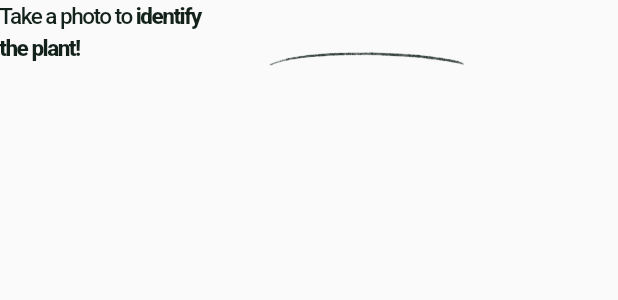
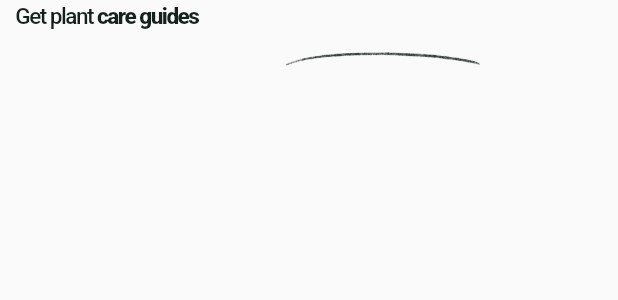
Before and after one commit to EyupEnsarKus1/hubx_case, a Flutter app: the OnboardPhotoTitle widget shown alone on an empty page, opened directly, on a phone screen of 412 x 824 dp. Shown: the top 300 px of the screen. Run offline on Flutter 3.47's test engine with Material 3 defaults, Android fonts, the phone set to English and light mode, and no system bars; our stand-ins replace cached_network_image, flutter_screenutil, flutter_svg, go_router, injectable, shared_preferences and 1 more; accounts and stored records are empty.

Commit message:
feat onboard updated

```diff
--- a/lib/features/onboarding/data/onboard_data.dart
+++ b/lib/features/onboarding/data/onboard_data.dart
@@ -23,7 +23,7 @@ List<OnBoardModel> buildOnboardData(BuildContext context) {
     ),
     OnBoardModel(
       title: const OnboardCareTitle(),
-      image: Assets.images.onboard.onboardImageOne.path,
+      image: Assets.images.onboard.onboardImageThree.path,
       buttonText: 'Continue',
       pageBg: Assets.images.background.onboardScreenOneBg.path,
     ),
--- a/lib/features/onboarding/presentation/pages/onboarding_page.dart
+++ b/lib/features/onboarding/presentation/pages/onboarding_page.dart
@@ -55,14 +55,11 @@ class _OnboardingPageState extends State<OnboardingPage> {
             ),
           ),
 
-          // İçerik
           SafeArea(
             bottom: false,
-            child: Positioned.fill(
             child: Column(
               children: [
                 Expanded(
-                    flex: 4,
                   child: PageView.builder(
                     controller: _pageController,
                     itemCount: onboardItems.length,
@@ -73,16 +70,15 @@ class _OnboardingPageState extends State<OnboardingPage> {
                     },
                     itemBuilder: (context, index) {
                       final model = onboardItems[index];
-                        return Padding(
-                          padding: HubxPadding.p20.horizontal,
-                          child: Column(
+                      return Column(
                         mainAxisAlignment: MainAxisAlignment.center,
                         crossAxisAlignment: CrossAxisAlignment.start,
                         children: [
                           model.title,
                           if (model.description != null) ...[
-                                8.verticalSpace,
-                                Text(
+                            Padding(
+                              padding: HubxPadding.p20.horizontal,
+                              child: Text(
                                 model.description!,
                                 style: Theme.of(context).textTheme.bodyLarge?.copyWith(
                                   color: HubxColors.onboardDescriptionTextColor,
@@ -90,12 +86,12 @@ class _OnboardingPageState extends State<OnboardingPage> {
                                 ),
                                 textAlign: TextAlign.start,
                               ),
+                            ),
                           ],
                           HubxImageWidget(
                             assetPath: model.image,
                           ),
                         ],
-                          ),
                       );
                     },
                   ),
@@ -115,7 +111,7 @@ class _OnboardingPageState extends State<OnboardingPage> {
                   title: onboardItems[_currentPage].buttonText,
                 ),
                 SizedBox(
-                    height: HubxSizes.size56,
+                  height: HubxSizes.size30,
                   child: _currentPage == 0
                       ? const OnboardLegacyText()
                       : Row(
@@ -127,6 +123,7 @@ class _OnboardingPageState extends State<OnboardingPage> {
                               margin: HubxPadding.p4.horizontal,
                               width: HubxSizes.size8,
                               height: HubxSizes.size8,
+
                               decoration: BoxDecoration(
                                 shape: BoxShape.circle,
                                 color: index == _currentPage
@@ -139,8 +136,8 @@ class _OnboardingPageState extends State<OnboardingPage> {
                           ),
                         ),
                 ),
+                28.verticalSpace,
               ],
-              ),
             ),
           ),
         ],
--- a/lib/features/onboarding/presentation/widgets/onboard_care_title.dart
+++ b/lib/features/onboarding/presentation/widgets/onboard_care_title.dart
@@ -1,20 +1,28 @@
 import 'package:flutter/material.dart';
 import 'package:hubx_case/features/onboarding/presentation/widgets/onboard_title_with_brush.dart';
+
+import '../../../../core/design_system/theme/hubx_padding.dart';
 
 class OnboardCareTitle extends StatelessWidget {
   const OnboardCareTitle({super.key});
 
   @override
   Widget build(BuildContext context) {
-    return OnboardTitleWithBrush(
-      normalText: 'Get plant ',
-      brushText: 'care guides',
-      brushWidth: 151,
-      brushHeight: 14.43,
-      brushLeft: 126,
-      brushTop: 33.28,
-      brushContainerLeft: -4.24,
-      brushContainerTop: -8.76,
+    return Padding(
+      padding: HubxPadding.p20.horizontal,
+      child: const OnboardTitleWithBrush(
+        textParts: [
+          TextPart(text: 'Take a photo to '),
+          TextPart(text: 'identify\n', isBold: true),
+          TextPart(text: 'the plant!'),
+        ],
+        brushWidth: 160,
+        brushHeight: 14.43,
+        brushLeft: 200,
+        brushTop: 33.28,
+        brushContainerLeft: -4.24,
+        brushContainerTop: -8.76,
+      ),
     );
   }
 }
--- a/lib/features/onboarding/presentation/widgets/onboard_photo_title.dart
+++ b/lib/features/onboarding/presentation/widgets/onboard_photo_title.dart
@@ -1,16 +1,20 @@
 import 'package:flutter/material.dart';
 import 'package:hubx_case/features/onboarding/presentation/widgets/onboard_title_with_brush.dart';
+
+import '../../../../core/design_system/theme/hubx_padding.dart';
 
 class OnboardPhotoTitle extends StatelessWidget {
   const OnboardPhotoTitle({super.key});
 
   @override
   Widget build(BuildContext context) {
-    return Column(
-      children: [
-        OnboardTitleWithBrush(
-          normalText: 'Take a photo to ',
-          brushText: 'identify\nthe plant!',
+    return Padding(
+      padding: HubxPadding.p20.horizontal,
+      child: const OnboardTitleWithBrush(
+        textParts: [
+          TextPart(text: 'Get plant '),
+          TextPart(text: 'care guides', isBold: true),
+        ],
         brushWidth: 136,
         brushHeight: 13,
         brushLeft: 179,
@@ -18,7 +22,6 @@ class OnboardPhotoTitle extends StatelessWidget {
         brushContainerLeft: -3.81,
         brushContainerTop: -7.89,
       ),
-      ],
     );
   }
 }
--- a/lib/features/onboarding/presentation/widgets/onboard_title_with_brush.dart
+++ b/lib/features/onboarding/presentation/widgets/onboard_title_with_brush.dart
@@ -5,28 +5,36 @@ import 'package:hubx_case/core/design_system/theme/hubx_fonts.dart';
 import 'package:hubx_case/core/design_system/theme/hubx_sizes.dart';
 import 'package:hubx_case/generated/assets.gen.dart';
 
+class TextPart {
+  final String text;
+  final bool isBold;
+
+  const TextPart({
+    required this.text,
+    this.isBold = false,
+  });
+}
+
 class OnboardTitleWithBrush extends StatelessWidget {
-  final String normalText;
-  final String brushText;
+  final List<TextPart> textParts;
   final double? width;
-  final double brushWidth;
-  final double brushHeight;
-  final double brushLeft;
-  final double brushTop;
-  final double brushContainerLeft;
-  final double brushContainerTop;
+  final double? brushWidth;
+  final double? brushHeight;
+  final double? brushLeft;
+  final double? brushTop;
+  final double? brushContainerLeft;
+  final double? brushContainerTop;
 
   const OnboardTitleWithBrush({
     super.key,
-    required this.normalText,
-    required this.brushText,
+    required this.textParts,
     this.width,
-    required this.brushWidth,
-    required this.brushHeight,
-    required this.brushLeft,
-    required this.brushTop,
-    required this.brushContainerLeft,
-    required this.brushContainerTop,
+    this.brushWidth,
+    this.brushHeight,
+    this.brushLeft,
+    this.brushTop,
+    this.brushContainerLeft,
+    this.brushContainerTop,
   });
 
   @override
@@ -43,57 +51,48 @@ class OnboardTitleWithBrush extends StatelessWidget {
             children: [
               Text.rich(
                 TextSpan(
-                  children: [
-                    TextSpan(
-                      text: normalText,
+                  children: textParts.map((part) {
+                    return TextSpan(
+                      text: part.text,
                       style: TextStyle(
                         color: HubxColors.mainText,
                         fontSize: HubxSizes.size28,
                         fontFamily: HubxFonts.primaryFont,
-                        fontWeight: HubxFontWeights.medium,
+                        fontWeight: part.isBold ? HubxFontWeights.extraBold : HubxFontWeights.medium,
                         letterSpacing: -1,
                       ),
-                    ),
-                    TextSpan(
-                      text: brushText,
-                      style: TextStyle(
-                        color: HubxColors.mainText,
-                        fontSize: HubxSizes.size28,
-                        fontFamily: HubxFonts.primaryFont,
-                        fontWeight: HubxFontWeights.extraBold,
-                        letterSpacing: -1,
+                    );
+                  }).toList(),
                 ),
               ),
             ],
           ),
-              ),
-            ],
-          ),
+          if (brushWidth != null && brushHeight != null && brushLeft != null && brushTop != null)
             Positioned(
-            left: brushLeft,
-            top: brushTop,
+              left: brushLeft!,
+              top: brushTop!,
               child: Container(
-              width: brushWidth,
-              height: brushHeight,
+                width: brushWidth!,
+                height: brushHeight!,
                 child: Stack(
                   children: [
                     Positioned(
-                    left: brushContainerLeft,
-                    top: brushContainerTop,
+                      left: brushContainerLeft ?? 0,
+                      top: brushContainerTop ?? 0,
                       child: Container(
                         transform: Matrix4.identity()
                           ..translate(0.0, 0.0)
                           ..rotateZ(0.07),
-                      width: brushWidth + 4,
-                      height: brushHeight + 8,
+                        width: brushWidth! + 4,
+                        height: brushHeight! + 8,
                       ),
                     ),
                     Positioned(
                       left: -3,
                       top: 0,
                       child: Container(
-                      width: brushWidth - 2,
-                      height: brushHeight - 1,
+                        width: brushWidth! - 2,
+                        height: brushHeight! - 1,
                         child: HubxImageWidget(
                           assetPath: Assets.images.onboard.onboardTitleBrush.path,
                           fit: BoxFit.fill,
--- a/lib/features/onboarding/presentation/widgets/onboard_welcome_title.dart
+++ b/lib/features/onboarding/presentation/widgets/onboard_welcome_title.dart
@@ -1,5 +1,6 @@
 import 'package:flutter/material.dart';
 import 'package:hubx_case/core/design_system/theme/hubx_fonts.dart';
+import 'package:hubx_case/core/design_system/theme/hubx_padding.dart';
 import 'package:hubx_case/core/design_system/theme/hubx_sizes.dart';
 
 class OnboardWelcomeTitle extends StatelessWidget {
@@ -7,7 +8,9 @@ class OnboardWelcomeTitle extends StatelessWidget {
 
   @override
   Widget build(BuildContext context) {
-    return RichText(
+    return Padding(
+      padding: HubxPadding.p20.horizontal,
+      child: RichText(
         textAlign: TextAlign.start,
         text: TextSpan(
           text: 'Welcome to ',
@@ -25,6 +28,7 @@ class OnboardWelcomeTitle extends StatelessWidget {
             ),
           ],
         ),
+      ),
     );
   }
 }
```
Lines whose indentation alone changed are shown as unchanged.
